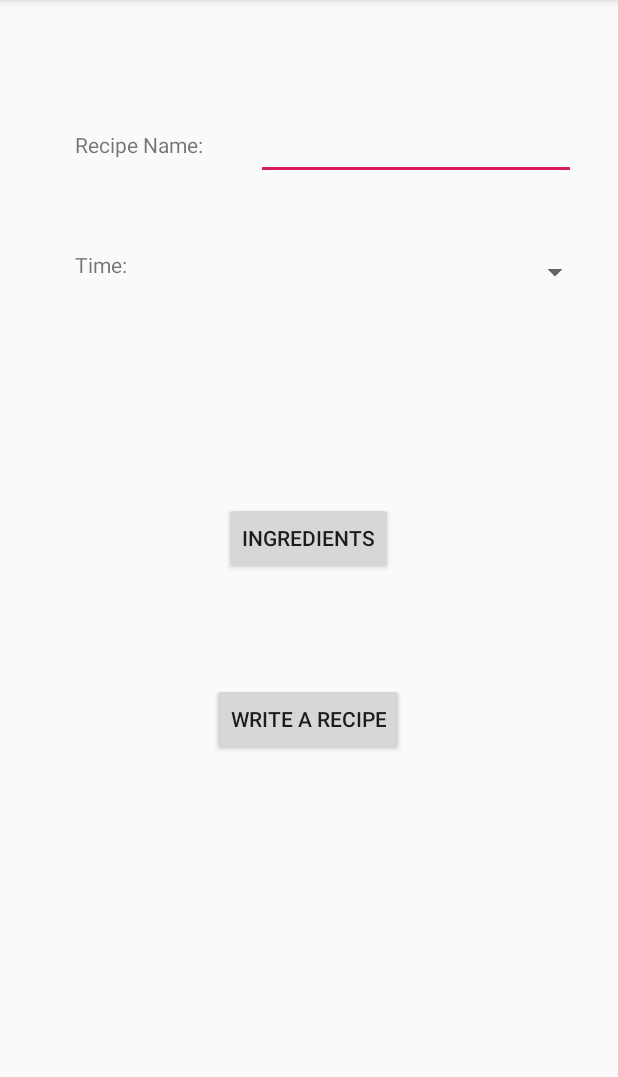
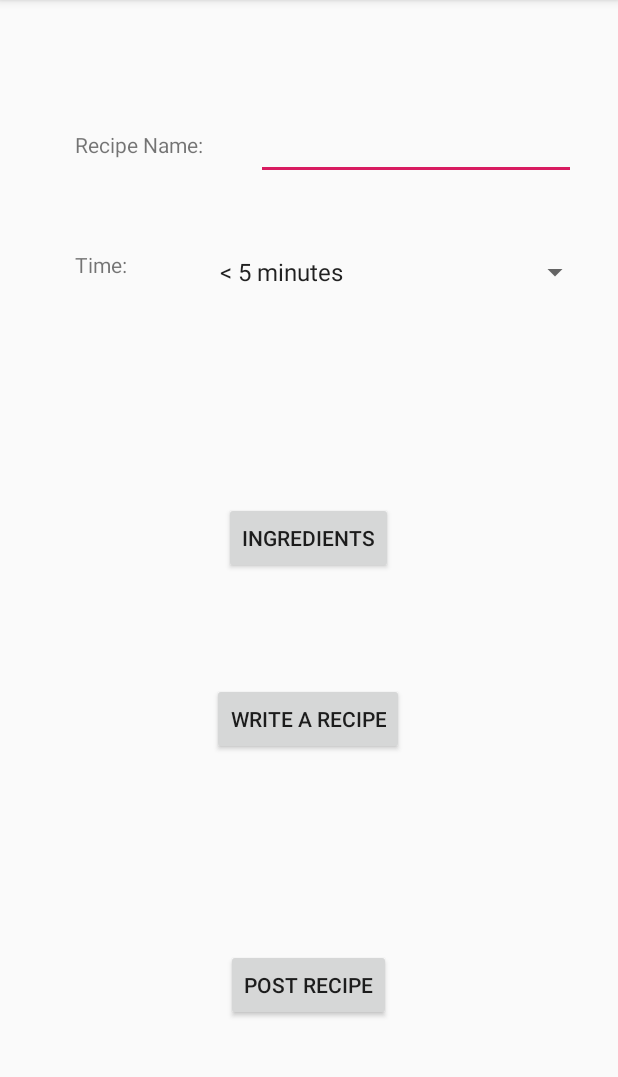
Before and after one commit to ishapirov1/ShaRecipe, an Android app: the PostRecipe screen opened directly, with no data from a screen before it, on a phone screen of 412 x 824 dp, the part 84-1161 px from its top. Run offline under Robolectric (Android 15) with nearby library versions, the phone set to English and light mode, and no system bars.

Commit message:
A lot of post recipe functionality.

```diff
--- a/app/src/main/AndroidManifest.xml
+++ b/app/src/main/AndroidManifest.xml
@@ -9,7 +9,11 @@
         android:roundIcon="@mipmap/ic_launcher_round"
         android:supportsRtl="true"
         android:theme="@style/AppTheme">
-        <activity android:name=".SettingsActivity"></activity>
+        <activity android:name=".FinalRecipeInfo"></activity>
+        <activity android:name=".StepEditor" />
+        <activity android:name=".AddSteps" />
+        <activity android:name=".PostIngredients" />
+        <activity android:name=".SettingsActivity" />
         <activity android:name=".SavedRecipe" />
         <activity android:name=".PostRecipe" />
         <activity android:name=".FindRecipe" />
--- a/app/src/main/java/com/example/sharecipe/PostRecipe.java
+++ b/app/src/main/java/com/example/sharecipe/PostRecipe.java
@@ -2,13 +2,67 @@ package com.example.sharecipe;
 
 import androidx.appcompat.app.AppCompatActivity;
 
+import android.content.Intent;
 import android.os.Bundle;
+import android.view.View;
+import android.widget.AdapterView;
+import android.widget.ArrayAdapter;
+import android.widget.Button;
+import android.widget.Spinner;
 
-public class PostRecipe extends AppCompatActivity {
+public class PostRecipe extends AppCompatActivity implements AdapterView.OnItemSelectedListener {
 
+    String spinnerText;
     @Override
     protected void onCreate(Bundle savedInstanceState) {
         super.onCreate(savedInstanceState);
         setContentView(R.layout.activity_post_recipe);
+
+        Spinner spinnerTime = findViewById(R.id.spinnerTime);
+        ArrayAdapter<CharSequence> adapter = ArrayAdapter.createFromResource(this,R.array.Time, android.R.layout.simple_spinner_item);
+        adapter.setDropDownViewResource(android.R.layout.simple_spinner_dropdown_item);
+        spinnerTime.setAdapter(adapter);
+        spinnerTime.setOnItemSelectedListener(this);
+
+        Button bIngredients = findViewById(R.id.bIngredients);
+        final Intent ingredientsIntent = new Intent(this,PostIngredients.class);
+
+        bIngredients.setOnClickListener(new View.OnClickListener() {
+            @Override
+            public void onClick(View v) {
+                startActivity(ingredientsIntent);
+            }
+        });
+
+        Button bWrite = findViewById(R.id.bWrite);
+        final Intent addStepsIntent = new Intent(this,AddSteps.class);
+
+        bWrite.setOnClickListener(new View.OnClickListener() {
+            @Override
+            public void onClick(View v) {
+                startActivity(addStepsIntent);
+            }
+        });
+
+        Button bPostRecipe = findViewById(R.id.bPostRecipe);
+
+        final Intent i = new Intent(this,FinalRecipeInfo.class);
+        bPostRecipe.setOnClickListener(new View.OnClickListener() {
+            @Override
+            public void onClick(View v) {
+                startActivity(i);
+            }
+        });
+    }
+
+    @Override
+    public void onItemSelected(AdapterView<?> parent, View view, int position, long id) {
+        spinnerText = parent.getItemAtPosition(position).toString();
+
+    }
+
+    @Override
+    public void onNothingSelected(AdapterView<?> parent) {
+
     }
 }
--- a/app/src/main/res/layout/activity_post_recipe.xml
+++ b/app/src/main/res/layout/activity_post_recipe.xml
@@ -31,7 +31,7 @@
         app:layout_constraintVertical_bias="0.223" />
 
     <EditText
-        android:id="@+id/editText"
+        android:id="@+id/etName"
         android:layout_width="wrap_content"
         android:layout_height="wrap_content"
         android:ems="10"
@@ -44,7 +44,7 @@
         app:layout_constraintVertical_bias="0.103" />
 
     <Spinner
-        android:id="@+id/spinner2"
+        android:id="@+id/spinnerTime"
         android:layout_width="255dp"
         android:layout_height="29dp"
         app:layout_constraintBottom_toBottomOf="parent"
@@ -78,4 +78,17 @@
         app:layout_constraintTop_toTopOf="parent"
         app:layout_constraintVertical_bias="0.632" />
 
+    <Button
+        android:id="@+id/bPostRecipe"
+        android:layout_width="wrap_content"
+        android:layout_height="wrap_content"
+        android:layout_marginTop="76dp"
+        android:text="Post Recipe"
+        app:layout_constraintBottom_toBottomOf="parent"
+        app:layout_constraintEnd_toEndOf="parent"
+        app:layout_constraintHorizontal_bias="0.498"
+        app:layout_constraintStart_toStartOf="parent"
+        app:layout_constraintTop_toBottomOf="@+id/bWrite"
+        app:layout_constraintVertical_bias="0.377" />
+
 </androidx.constraintlayout.widget.ConstraintLayout>
--- a/app/src/main/res/values/strings.xml
+++ b/app/src/main/res/values/strings.xml
@@ -1,3 +1,14 @@
 <resources>
     <string name="app_name">ShaRecipe</string>
+
+    <string-array name="Time">
+        <item>&lt; 5 minutes</item>
+        <item>5 &#8211; 10 minutes</item>
+        <item>10 &#8211; 20 minutes</item>
+        <item>20 &#8211; 30 minutes</item>
+        <item>30 &#8211; 40 minutes</item>
+        <item>50 &#8211; 60 minutes</item>
+        <item>1 hour &#8211; 2 hours</item>
+        <item>2 hours+</item>
+    </string-array>
 </resources>
```
Also changed, not shown: app/src/main/java/com/example/sharecipe/AddSteps.java (added, +43 -0 lines), app/src/main/java/com/example/sharecipe/FinalRecipeInfo.java (added, +25 -0 lines), app/src/main/java/com/example/sharecipe/PostIngredients.java (added, +51 -0 lines), app/src/main/java/com/example/sharecipe/StepEditor.java (added, +34 -0 lines), app/src/main/res/layout/activity_add_steps.xml (added, +62 -0 lines), app/src/main/res/layout/activity_final_recipe_info.xml (added, +33 -0 lines), app/src/main/res/layout/activity_post_ingredients.xml (added, +111 -0 lines), app/src/main/res/layout/activity_step_editor.xml (added, +46 -0 lines).
